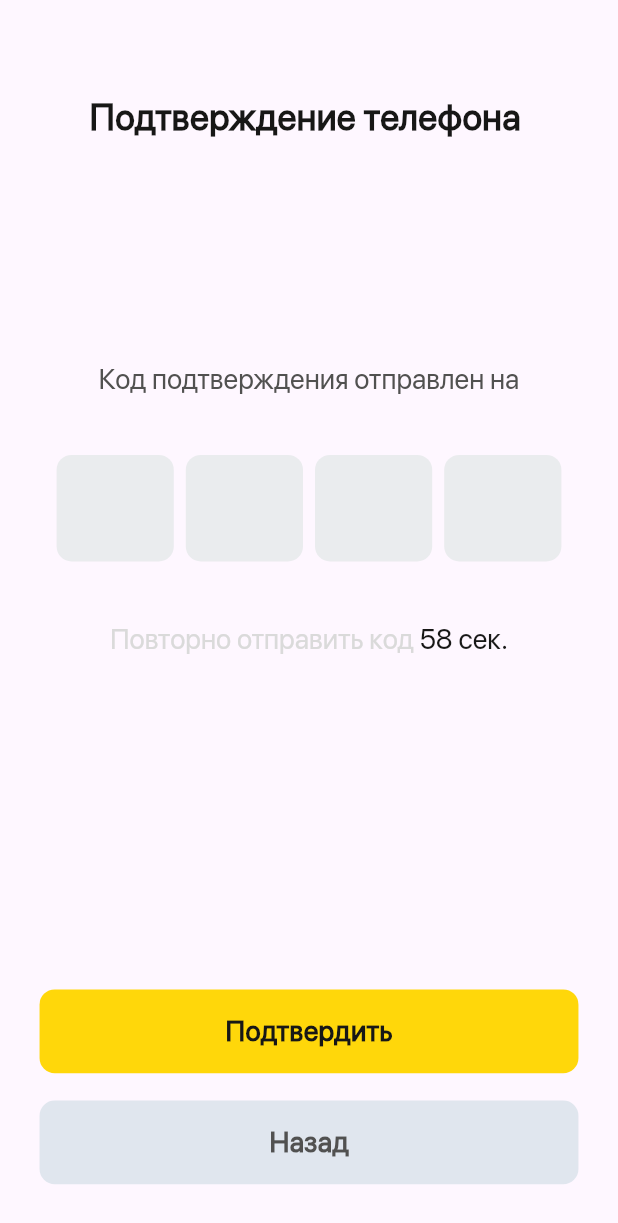
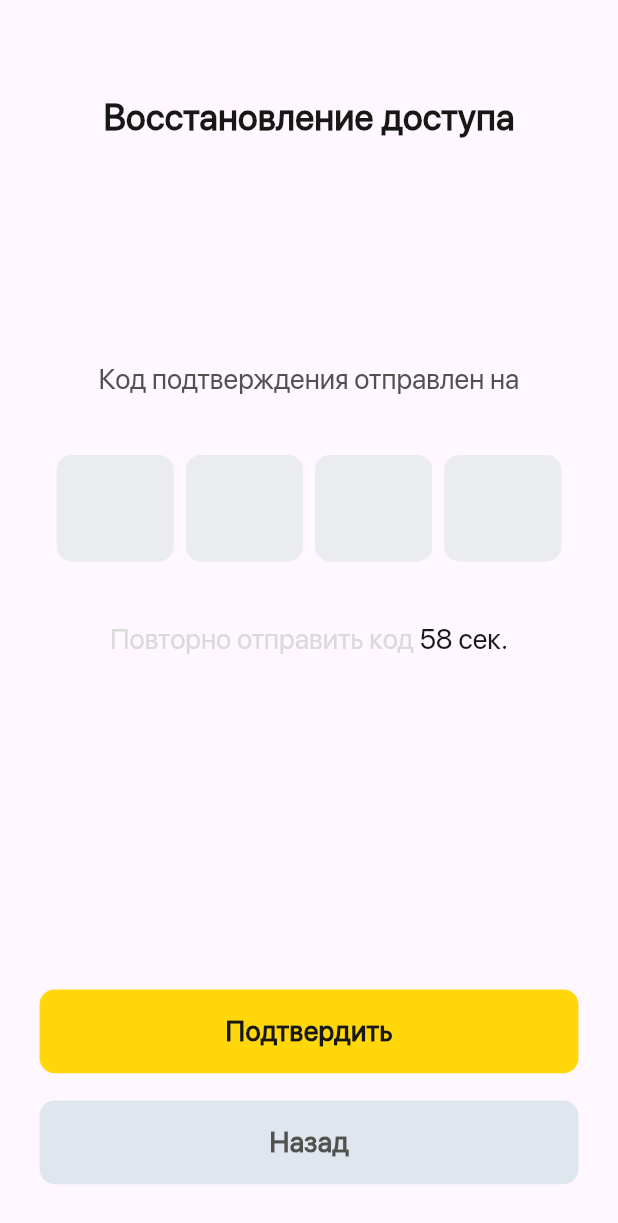
Before and after one commit to DevAppBroseph/just_do_it, a Flutter app: the ConfirmCodePhonePage screen opened directly with empty values, on a phone screen of 412 x 824 dp. Shown: the top 1223 px of the screen. Run offline on Flutter 3.47's test engine with Material 3 defaults, Android fonts, the phone set to English and light mode, and no system bars; drawn by our look-alikes of pinput; our stand-ins replace auto_size_text, cached_network_image, dash_chat_2, dio, easy_localization, file_picker and 16 more; missing offline and left inert: cupertino_rounded_corners, flutter_overlay_loader, scale_button, skeleton_loader; accounts and stored records are empty; network calls fail.

Commit message:
reset password label changed

```diff
--- a/lib/feature/auth/view/confirm_phone_code.dart
+++ b/lib/feature/auth/view/confirm_phone_code.dart
@@ -252,7 +252,8 @@ class _ConfirmCodePhonePageState extends State<ConfirmCodePhonePage> {
             mainAxisAlignment: MainAxisAlignment.center,
             children: [
               Text(
-                '${'confrim_phone'.tr()} ',
+                // '${'confrim_phone'.tr()} ',
+                'restoring_access'.tr(),
                 style: CustomTextStyle.black_22_w700,
               )
             ],
--- a/lib/feature/home/presentation/profile/presentation/score/score_page.dart
+++ b/lib/feature/home/presentation/profile/presentation/score/score_page.dart
@@ -41,8 +41,6 @@ class _ScorePageState extends State<ScorePage> {
     return BlocBuilder<ProfileBloc, ProfileState>(
       builder: (context, state) {
         final user = context.read<ProfileBloc>().user;
-
-        user?.allbalance = 300;
 
         if (user == null) {
           return const Scaffold(
```
